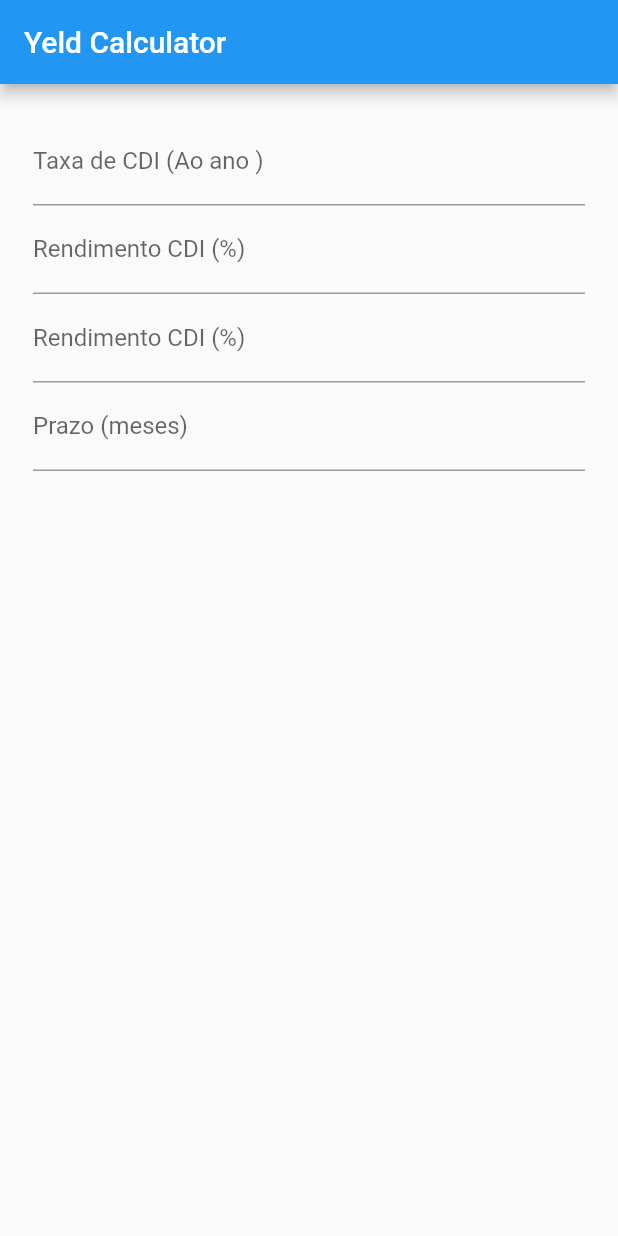
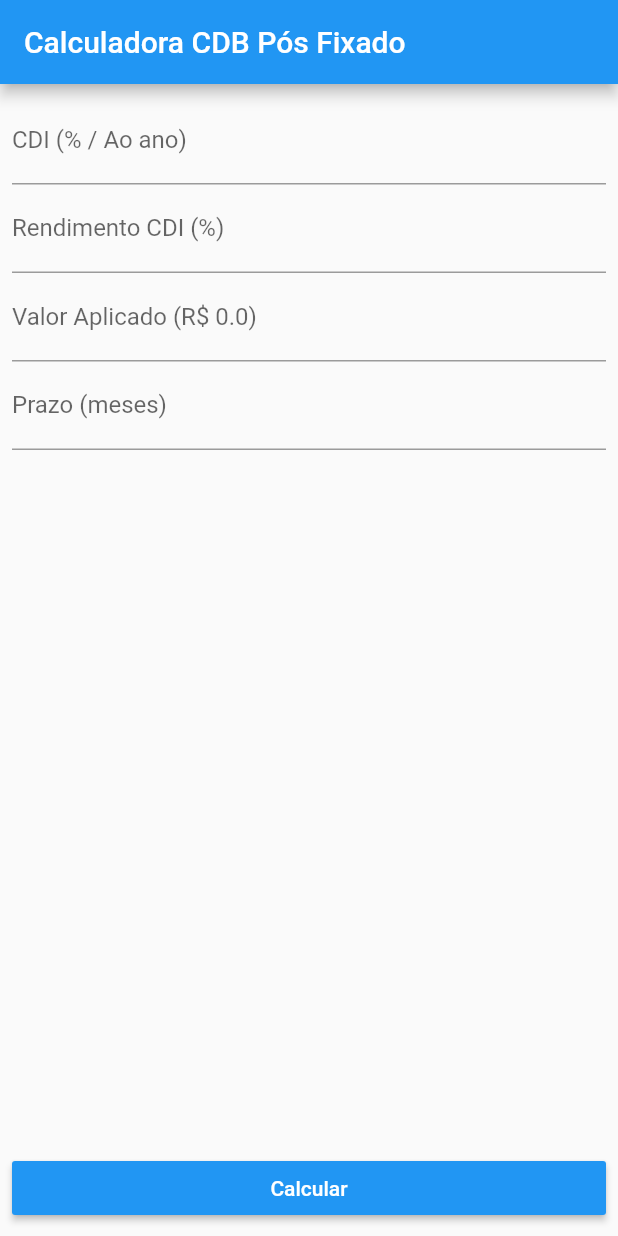
Before and after one commit to cesarsicas/yield, a Flutter app: the screen it shows after launch, on a phone screen of 412 x 824 dp. Run offline on Flutter 3.47's test engine with Material 2 defaults, Android fonts, the phone set to English and light mode, and no system bars.

Commit message:
created basic layout for post fixed cdb

```diff
--- a/flutter_yield/lib/main.dart
+++ b/flutter_yield/lib/main.dart
@@ -7,7 +7,6 @@ class Main extends StatelessWidget {
   // This widget is the root of your application.
   @override
   Widget build(BuildContext context) {
-    return MaterialApp(
-        title: 'Calculate your income', home: YieldCalculator());
+    return MaterialApp(title: 'Calculate your income', home: YieldCalculator());
   }
 }
--- a/flutter_yield/lib/yield_calculator.dart
+++ b/flutter_yield/lib/yield_calculator.dart
@@ -1,31 +1,61 @@
 import 'package:flutter/cupertino.dart';
 import 'package:flutter/material.dart';
+import 'package:flutter_yield/post_fixed_cdb_result.dart';
 
 class YieldCalculator extends StatelessWidget {
   @override
   Widget build(BuildContext context) {
+    final Size screenSize = MediaQuery.of(context).size;
+
     return Scaffold(
         appBar: AppBar(
-          title: Text("Yeld Calculator"),
+          title: Text("Calculadora CDB Pós Fixado"),
         ),
         body: Padding(
-          padding: const EdgeInsets.all(22.0),
+          padding: const EdgeInsets.all(8.0),
           child: Column(
             children: <Widget>[
+              Expanded(
+                child: new ListView(
+                  children: <Widget>[
                     TextFormField(
-                decoration: InputDecoration(labelText: 'Taxa de CDI (Ao ano )'),
+                      decoration:
+                          InputDecoration(labelText: 'CDI (% / Ao ano)'),
                     ),
                     TextFormField(
-                decoration: InputDecoration(labelText: 'Rendimento CDI (%)'),
+                      decoration:
+                          InputDecoration(labelText: 'Rendimento CDI (%)'),
                     ),
                     TextFormField(
-                decoration: InputDecoration(labelText: 'Rendimento CDI (%)'),
+                      decoration: InputDecoration(
+                          labelText: 'Valor Aplicado (R\$ 0.0)'),
                     ),
                     TextFormField(
                       decoration: InputDecoration(labelText: 'Prazo (meses)'),
                     )
                   ],
                 ),
+              ),
+              new Container(
+                width: screenSize.width,
+                child: RaisedButton(
+                  child: Text(
+                    'Calcular',
+                    style: TextStyle(color: Colors.white),
+                  ),
+                  onPressed: () {
+                    Navigator.push(
+                      context,
+                      MaterialPageRoute(
+                          builder: (context) => PostFixedCDBResult()),
+                    );
+                  },
+                  color: Colors.blue,
+                ),
+                margin: new EdgeInsets.only(top: 20.0),
+              ),
+            ],
+          ),
         ));
   }
 }
```
Also changed, not shown: flutter_yield/lib/post_fixed_cdb_result.dart (added, +14 -0 lines), 1 other file. Lines whose indentation alone changed are shown as unchanged.
